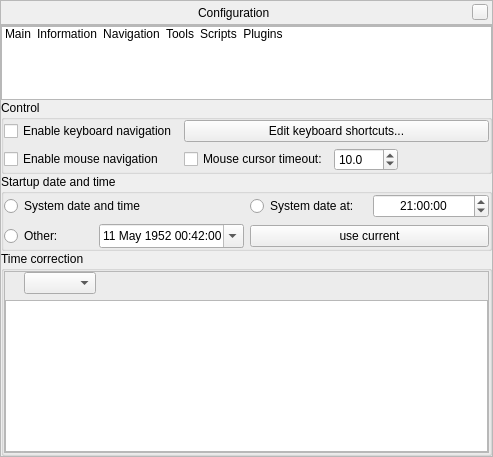
519984307/stellarium_src, file src/gui/configurationDialog.ui: the form before one commit.
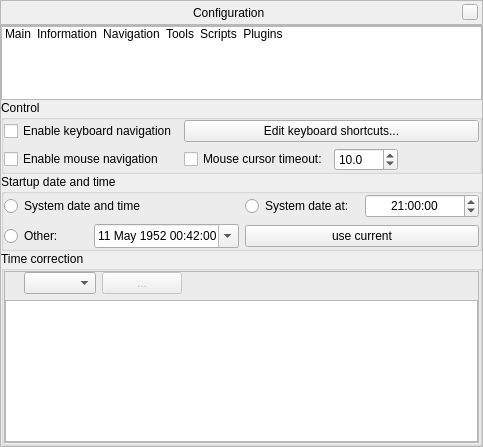
The form after the commit. Icons and pictures are not drawn. Custom widgets are drawn as their Qt base class.

Commit message: added GUI for custom equation for calculate of Delta-T

Diff of the .ui file:
```diff
--- a/src/gui/configurationDialog.ui
+++ b/src/gui/configurationDialog.ui
@@ -6,8 +6,8 @@
    <rect>
     <x>0</x>
     <y>0</y>
-    <width>493</width>
-    <height>457</height>
+    <width>483</width>
+    <height>447</height>
    </rect>
   </property>
   <layout class="QVBoxLayout">
@@ -804,6 +804,19 @@
                   <item>
                    <widget class="QComboBox" name="deltaTAlgorithmComboBox"/>
                   </item>
+                  <item>
+                   <widget class="QPushButton" name="pushButtonCustomDeltaTEquationDialog">
+                    <property name="enabled">
+                     <bool>false</bool>
+                    </property>
+                    <property name="toolTip">
+                     <string>Edit equation</string>
+                    </property>
+                    <property name="text">
+                     <string notr="true">...</string>
+                    </property>
+                   </widget>
+                  </item>
                   <item>
                    <spacer name="horizontalSpacer_2">
                     <property name="orientation">
```
The commit also changes 6 other files.
